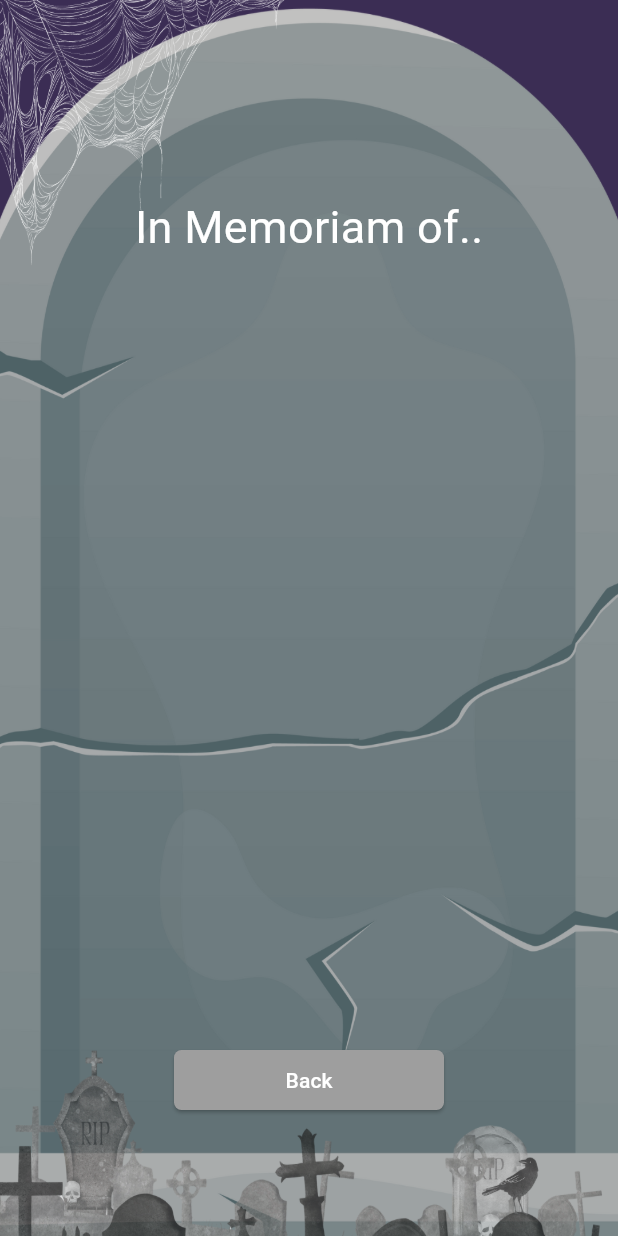
After one commit to afgeloo/Final_Invitation, a Flutter app: the ListUsers screen opened directly, on a phone screen of 412 x 824 dp. The commit adds this screen. Run offline on Flutter 3.47's test engine with Material 3 defaults, Android fonts, the light colour scheme and no system bars; our stand-ins replace shared_preferences; accounts and stored records are empty.

Commit message:
Added username input and display list users

```diff
--- a/finalinvitation/lib/Pages/Act1.dart/Gameplay1.dart
+++ b/finalinvitation/lib/Pages/Act1.dart/Gameplay1.dart
@@ -1,6 +1,5 @@
 import 'package:deadwhispers/Pages/Act1.dart/Gameplay1A.dart';
 import 'package:deadwhispers/Pages/Act1.dart/Gameplay1B.dart';
-import 'package:deadwhispers/Pages/Act1.dart/HowToPlay.dart';
 import 'package:flutter/material.dart';
 
 class Gameplay1 extends StatelessWidget {
--- /dev/null
+++ b/finalinvitation/lib/Pages/listUsers.dart
@@ -0,0 +1,96 @@
+import 'package:flutter/material.dart';
+import 'package:shared_preferences/shared_preferences.dart';
+
+class ListUsers extends StatefulWidget {
+  @override
+  _ListUsersState createState() => _ListUsersState();
+}
+
+class _ListUsersState extends State<ListUsers> {
+  List<String> _names = [];
+
+  @override
+  void initState() {
+    super.initState();
+    _loadNames();
+  }
+
+  _loadNames() async {
+    SharedPreferences prefs = await SharedPreferences.getInstance();
+    setState(() {
+      _names = prefs.getStringList('names') ?? [];
+      _names.sort(); // Sort the names alphabetically
+    });
+  }
+
+  @override
+  Widget build(BuildContext context) {
+    return Scaffold(
+      body: Stack(
+        children: [
+          Container(
+            decoration: BoxDecoration(
+              image: DecorationImage(
+                image: AssetImage('assets/images/userListbg.png'),
+                fit: BoxFit.fill,
+              ),
+            ),
+          ),
+          Padding(
+            padding: const EdgeInsets.only(top: 80.0),
+            child: Column(
+              children: [
+                SizedBox(height: 50), // Add some space at the top
+                Center(
+                  child: Text(
+                    'In Memoriam of..',
+                    style: TextStyle(fontSize: 30, color: Colors.white),
+                  ),
+                ),
+                Expanded(
+                  child: Center(
+                    child: ListView.builder(
+                      itemCount: _names.length,
+                      itemBuilder: (context, index) {
+                        final sortedNames = _names.toList()
+                          ..sort(); // Create a sorted copy of the list
+                        return ListTile(
+                          title: Text(sortedNames[index],
+                              style:
+                                  TextStyle(fontSize: 15, color: Colors.white),
+                              textAlign: TextAlign.center),
+                        );
+                      },
+                    ),
+                  ),
+                ),
+
+                Padding(
+                  padding: const EdgeInsets.only(top: 10, bottom: 80),
+                  child: Center(
+                    child: ElevatedButton(
+                      onPressed: () {
+                        Navigator.pop(context);
+                      },
+                      style: ElevatedButton.styleFrom(
+                        backgroundColor: Colors.grey,
+                        shape: RoundedRectangleBorder(
+                          borderRadius: BorderRadius.circular(5.0),
+                        ),
+                        minimumSize: Size(180, 40),
+                      ),
+                      child: Text(
+                        'Back',
+                        style: TextStyle(color: Colors.white),
+                      ),
+                    ),
+                  ),
+                ),
+              ],
+            ),
+          ),
+        ],
+      ),
+    );
+  }
+}
--- a/finalinvitation/pubspec.yaml
+++ b/finalinvitation/pubspec.yaml
@@ -46,6 +46,7 @@ dev_dependencies:
   # package. See that file for information about deactivating specific lint
   # rules and activating additional ones.
   flutter_lints: ^3.0.0
+  shared_preferences: ^2.2.3
 
 # For information on the generic Dart part of this file, see the
 # following page: https://dart.dev/tools/pub/pubspec
```
Also changed, not shown: finalinvitation/lib/Pages/MainMenu.dart (+6 -10 lines), finalinvitation/lib/Pages/enterUsername.dart (added, +140 -0 lines), finalinvitation/assets/images/enterUsernamebg.jpg (added), finalinvitation/assets/images/userListbg.png (added), finalinvitation/pubspec.lock, 1 other file.
